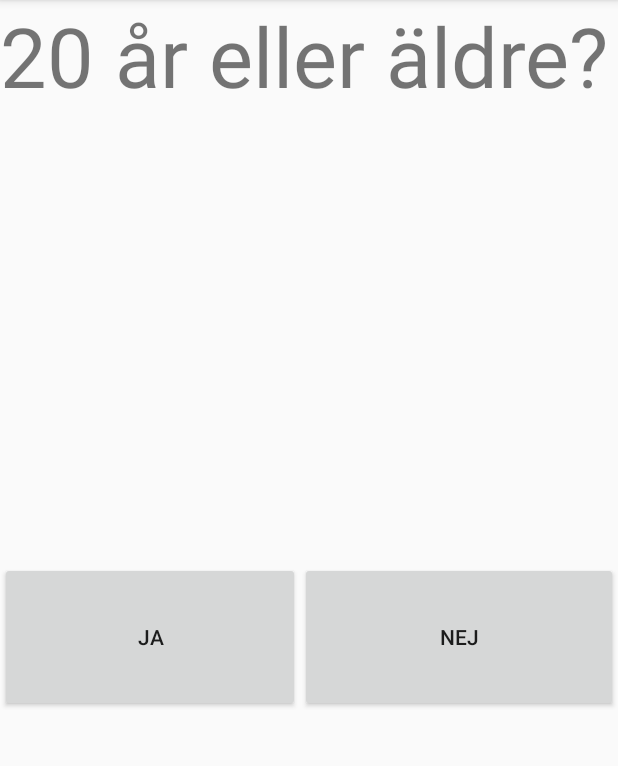
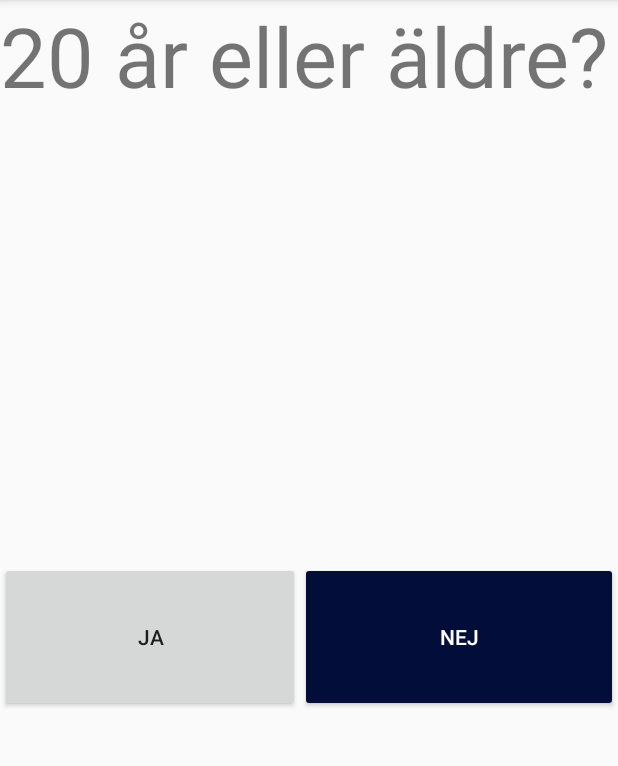
Before and after one commit to arvidkrafft/SystemetApp, an Android app: the screen it shows after launch (ButtonActivity), on a phone screen of 412 x 824 dp, the part 84-850 px from its top. Run offline under Robolectric (Android 15) with nearby library versions, the phone set to English and light mode, and no system bars; our stand-ins replace Volley.

Commit message:
försök till färgläggning av knapp.

```diff
--- a/app/src/main/res/layout/activity_button.xml
+++ b/app/src/main/res/layout/activity_button.xml
@@ -32,5 +32,6 @@
         android:layout_alignTop="@+id/Ja"
         android:layout_toEndOf="@+id/Ja"
         android:layout_alignParentEnd="true"
-        android:onClick="onButtonClickNo"/>
+        android:onClick="onButtonClickNo"
+        android:theme="@style/NavyBtn"/>
 </RelativeLayout>
--- a/app/src/main/res/values/styles.xml
+++ b/app/src/main/res/values/styles.xml
@@ -17,4 +17,9 @@
 
     <style name="AppTheme.PopupOverlay" parent="ThemeOverlay.AppCompat.Light" />
 
+    <style name="NavyBtn" parent="Theme.AppCompat.Light">
+        <item name="colorButtonNormal">#020e39</item>
+        <item name="android:textColor">#FFFFFF</item>
+    </style>
+
 </resources>
```
